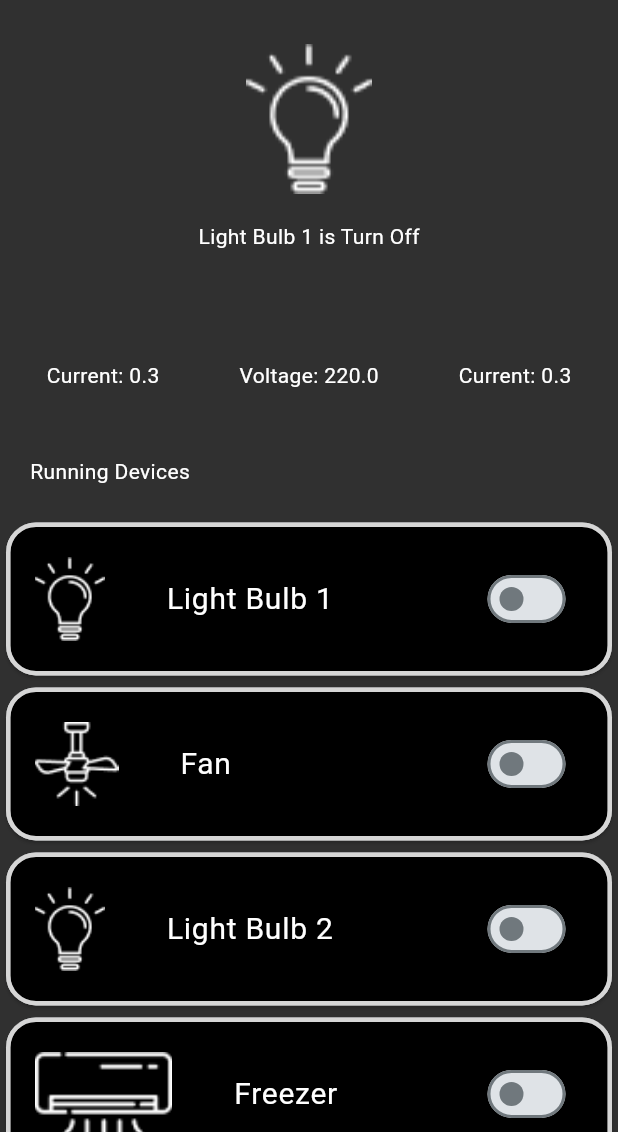
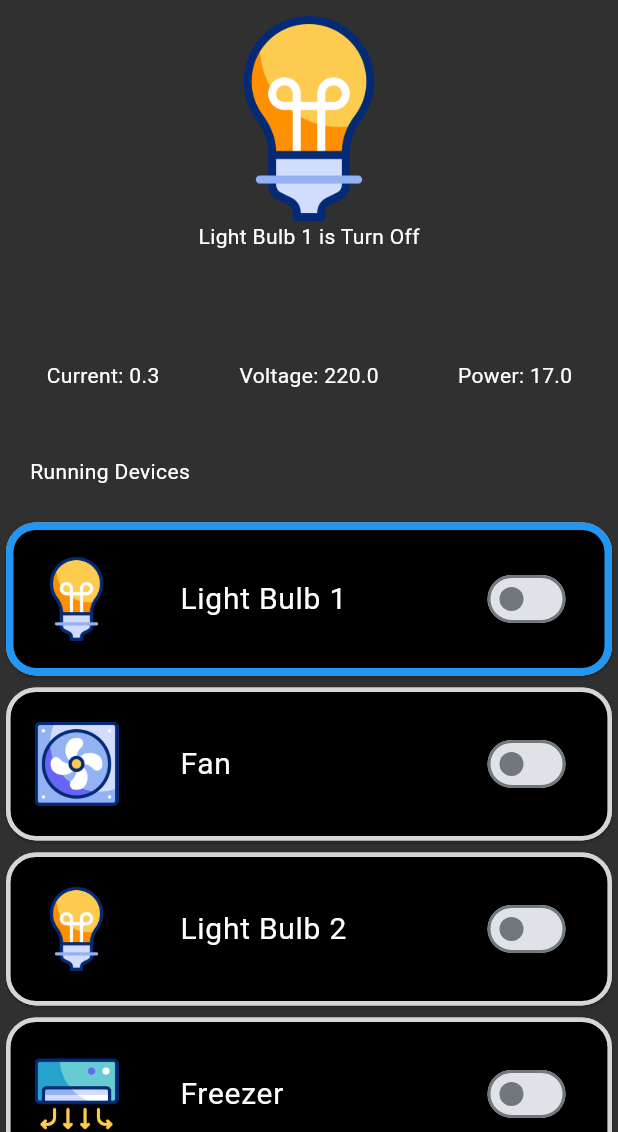
Before and after one commit to HTKFOOLISH/source_dart_code_folder, a Flutter app: the LivingRoom screen opened by its route, on a phone screen of 412 x 824 dp, the part 104-1236 px from its top. Run offline on Flutter 3.47's test engine with Material 3 defaults, Android fonts, the phone set to English and light mode, and no system bars.

Commit message:
sửa lại living_room.dart

```diff
--- a/CK/Take/test_folders/num_1_test/lib/ui/room_page/living_room/living_room.dart
+++ b/CK/Take/test_folders/num_1_test/lib/ui/room_page/living_room/living_room.dart
@@ -96,16 +96,23 @@ class _LivingRoomBodyScreenState extends State<LivingRoomBodyScreen> {
                 itemBuilder: (context, index) {
                   final device = viewModel.device[index];
                   return InkWell(
+                    borderRadius: BorderRadius.all(Radius.circular(20)),
                     onTap: () {
                       setState(() {
                         count = index;
                         isOnTap = true;
                       });
                     },
+
                     child: Card(
                       shape: RoundedRectangleBorder(
                         borderRadius: BorderRadius.all(Radius.circular(20)),
-                        side: BorderSide(color: Colors.white60, width: 3),
+                        side: BorderSide(
+                          color: (count == index)
+                              ? Colors.blue
+                              : Colors.white60,
+                          width: (count == index) ? 5 : 3,
+                        ),
                       ),
                       child: ListTile(
                         leading: Image.asset(
@@ -151,21 +158,21 @@ class DeviceInfo extends StatefulWidget {
 
 class _DeviceInfoState extends State<DeviceInfo> {
   int get _count => widget.indexCounter;
-  // bool isOn => widget.
 
   @override
   Widget build(BuildContext context) {
     final viewModel = Provider.of<DevicesViewModel>(context);
+    String icon = (viewModel.device[_count].isOn)
+        ? "${viewModel.device[_count].pathImageName}_on.gif"
+        : "${viewModel.device[_count].pathImageName}.png";
+
     return Expanded(
       flex: 2,
       child: Column(
         children: [
           Expanded(
             flex: 2,
-            child: Image.asset(
-              'assets/images/${viewModel.device[_count].pathImageName}.png',
-              scale: .5,
-            ),
+            child: Image.asset('assets/images/$icon' /* , scale: .5 */),
           ),
           Expanded(
             child: Text(
@@ -191,7 +198,7 @@ class _DeviceInfoState extends State<DeviceInfo> {
                 Expanded(
                   flex: 1,
                   child: Center(
-                    child: Text('Current: ${viewModel.device[_count].current}'),
+                    child: Text('Power: ${viewModel.device[_count].power}'),
                   ),
                 ),
               ],
```
Also changed, not shown: CK/Take/test_folders/num_1_test/assets/images/fan.png, CK/Take/test_folders/num_1_test/assets/images/fan_on.gif (added), CK/Take/test_folders/num_1_test/assets/images/freezer.png, CK/Take/test_folders/num_1_test/assets/images/freezer_on.gif (added), CK/Take/test_folders/num_1_test/assets/images/light_bulb.png, CK/Take/test_folders/num_1_test/assets/images/light_bulb_on.gif (added), CK/Take/test_folders/num_1_test/assets/images/light_bulb_on.png (deleted).
